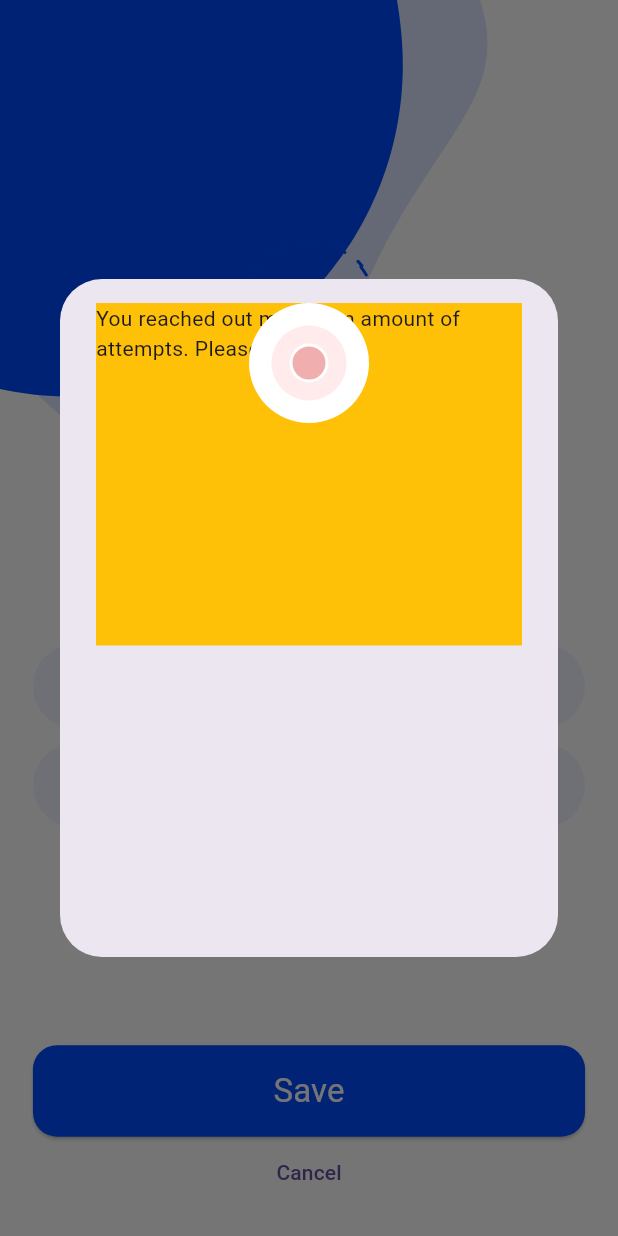
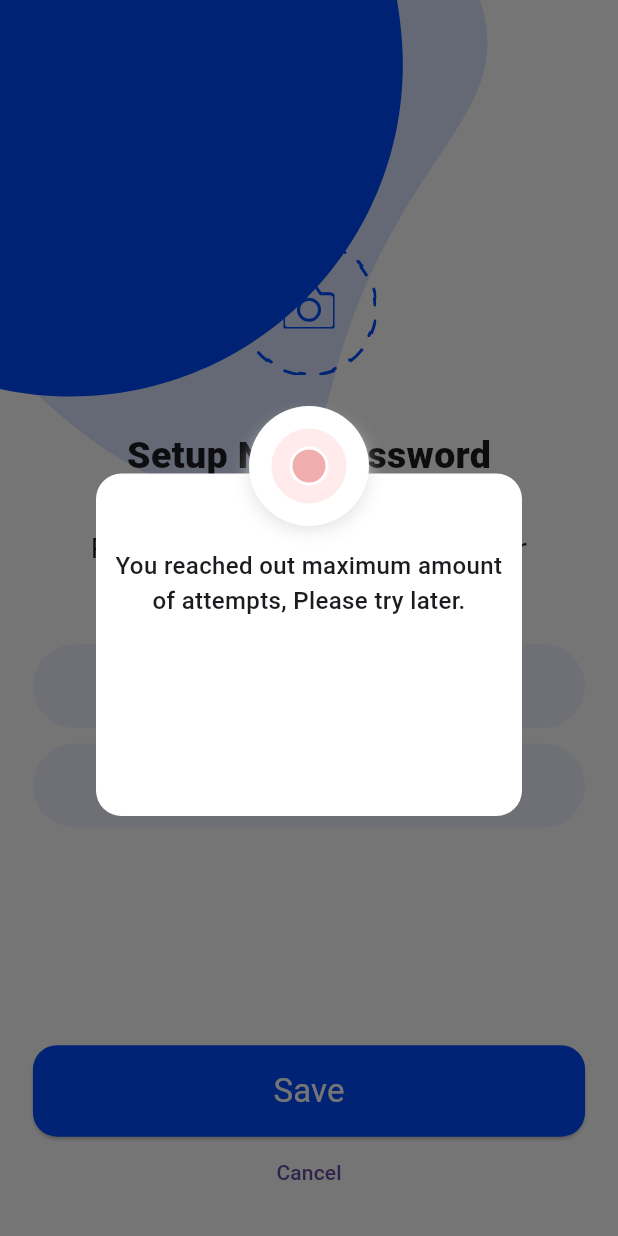
Before and after one commit to muradmkts/shopee_ecommerce, a Flutter app: the PasswordRecoveryScreen widget shown alone on an empty page, opened directly, after a tap on "Save", on a phone screen of 412 x 824 dp. Run offline on Flutter 3.47's test engine with Material 3 defaults, Android fonts, the phone set to English and light mode, and no system bars; our stand-ins replace flutter_svg, pin_code_fields; missing offline and left inert: country_code_picker_plus.

Commit message:
Popup dialogue design.

```diff
--- a/lib/authentication/ui/screens/password_recovery_screen.dart
+++ b/lib/authentication/ui/screens/password_recovery_screen.dart
@@ -77,31 +77,67 @@ class PasswordRecoveryScreen extends StatelessWidget {
                       right: MediaQuery.sizeOf(context).width / 18.75),
                   child: ElevatedButton(
                     onPressed: () {
-                      showDialog(context: context, builder: (BuildContext context){
+                      //Popup dialogue design
+                      showDialog(
+                          context: context,
+                          builder: (BuildContext context) {
                             return AlertDialog(
-
-                          content: Container(
-                            height: MediaQuery.sizeOf(context).height/2,
+                              backgroundColor: Colors.transparent,
+                              content: SizedBox(
+                                height: MediaQuery.sizeOf(context).height / 3,
                                 width: MediaQuery.sizeOf(context).width,
                                 child: Stack(
                                   alignment: Alignment.topCenter,
                                   children: [
-                                Container(
-                                  height: MediaQuery.sizeOf(context).height/3.60888,
-                                  color: Colors.amber,
+                                    Padding(
+                                      padding: const EdgeInsets.only(top: 45),
+                                      child: Container(
+                                        decoration: BoxDecoration(
+                                          borderRadius:
+                                              BorderRadius.circular(17),
+                                          color: ColorTheme.primaryWhite,
+                                        ),
+                                        height:
+                                            MediaQuery.sizeOf(context).height /
+                                                3.60888,
                                         child: Column(
                                           children: [
-                                      Text("You reached out maximum amount of attempts. Please, try later.")
+                                            Padding(
+                                              padding: const EdgeInsets.only(
+                                                  left: 10, right: 10, top: 50),
+                                              child: Text(
+                                                "You reached out maximum amount of attempts, Please try later.",
+                                                textAlign: TextAlign.center,
+                                                style: TextStyle(
+                                                    fontSize: 16,
+                                                    fontWeight:
+                                                        FontWeight.w500),
+                                              ),
+                                            )
                                           ],
                                         ),
                                       ),
-
-                                SvgPicture.asset(LocalIcon.exclamatoryCircle),
+                                    ),
+                                    Container(
+                                      decoration: BoxDecoration(
+                                          borderRadius:
+                                              BorderRadius.circular(460),
+                                          boxShadow: [
+                                            BoxShadow(
+                                                color: ColorTheme.secondaryGray,
+                                                offset: Offset(0, 0),
+                                                blurRadius: 10,
+                                                spreadRadius: -10)
+                                          ]),
+                                      child: SvgPicture.asset(
+                                          LocalIcon.exclamatoryCircle),
+                                    ),
                                   ],
                                 ),
                               ),
                             );
                           });
+                      //Popup dialogue design
                     },
                     child: Text(
                       "Save",
```
Lines whose indentation alone changed are shown as unchanged.
